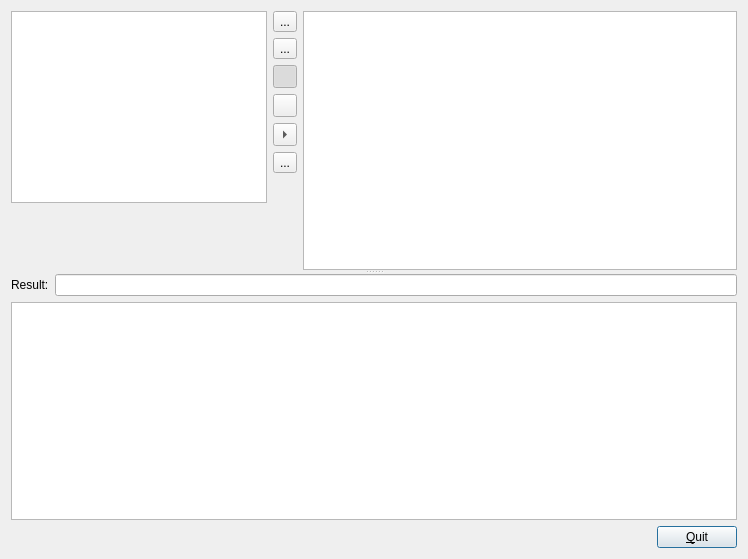
The window that dialogrelation.ui (gthom/gapQBE) describes before a commit, drawn with Qt 5.
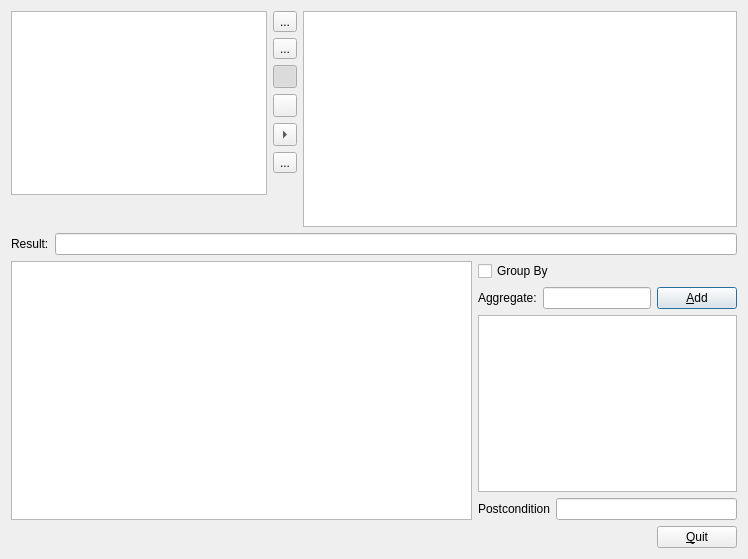
The same window after the commit. Icons and pictures are not drawn. Custom widgets are drawn as their Qt base class.

Commit message: ajout de l'interface de gestion des agrégats having et case à cocher pour faire porter le calcul sur les lignes identiques

Patch:
```diff
--- a/dialogrelation.ui
+++ b/dialogrelation.ui
@@ -15,11 +15,6 @@
   </property>
   <layout class="QVBoxLayout" name="verticalLayout_4">
    <item>
-    <widget class="QSplitter" name="splitter">
-     <property name="orientation">
-      <enum>Qt::Vertical</enum>
-     </property>
-     <widget class="QWidget" name="layoutWidget">
       <layout class="QHBoxLayout" name="horizontalLayout_5">
        <item>
         <layout class="QVBoxLayout" name="verticalLayout">
@@ -189,9 +184,7 @@
         </layout>
        </item>
       </layout>
-     </widget>
-     <widget class="QWidget" name="layoutWidget">
-      <layout class="QVBoxLayout" name="verticalLayout_3">
+   </item>
        <item>
         <layout class="QHBoxLayout" name="horizontalLayout">
          <item>
@@ -211,15 +204,70 @@
         </layout>
        </item>
        <item>
+    <layout class="QHBoxLayout" name="horizontalLayout_8">
+     <item>
         <widget class="QTableWidget" name="tableWidgetPreview">
+       <property name="sizePolicy">
+        <sizepolicy hsizetype="Expanding" vsizetype="Expanding">
+         <horstretch>2</horstretch>
+         <verstretch>0</verstretch>
+        </sizepolicy>
+       </property>
          <property name="toolTip">
           <string>The query's rows </string>
          </property>
         </widget>
        </item>
-      </layout>
-     </widget>
-    </widget>
+     <item>
+      <layout class="QVBoxLayout" name="verticalLayout_3">
+       <item>
+        <widget class="QCheckBox" name="checkBoxGroupBy">
+         <property name="text">
+          <string>Group By</string>
+         </property>
+        </widget>
+       </item>
+       <item>
+        <layout class="QHBoxLayout" name="horizontalLayout_6">
+         <item>
+          <widget class="QLabel" name="label_3">
+           <property name="text">
+            <string>Aggregate:</string>
+           </property>
+          </widget>
+         </item>
+         <item>
+          <widget class="QLineEdit" name="lineEditAgregate"/>
+         </item>
+         <item>
+          <widget class="QPushButton" name="pushButtonAddAgregate">
+           <property name="text">
+            <string>&amp;Add</string>
+           </property>
+          </widget>
+         </item>
+        </layout>
+       </item>
+       <item>
+        <widget class="QListWidget" name="listWidgetAggregates"/>
+       </item>
+       <item>
+        <layout class="QHBoxLayout" name="horizontalLayout_7">
+         <item>
+          <widget class="QLabel" name="label_2">
+           <property name="text">
+            <string>Postcondition</string>
+           </property>
+          </widget>
+         </item>
+         <item>
+          <widget class="QLineEdit" name="lineEditHaving"/>
+         </item>
+        </layout>
+       </item>
+      </layout>
+     </item>
+    </layout>
    </item>
    <item>
     <layout class="QHBoxLayout" name="horizontalLayout_2">
```
Left out of the diff: 12 changed lines with no effect on the pictures. Lines whose indentation alone changed are shown as unchanged. The commit also changes 1 other file.
